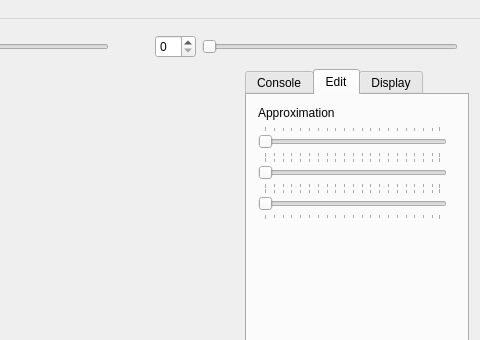
Qt form ZGeometry/ZGeometry.ui (sunyzm/ZGeometry) before a commit; both pictures show x 591 to 1071 and y 0 to 340 of the 1071 by 850 pixel window.
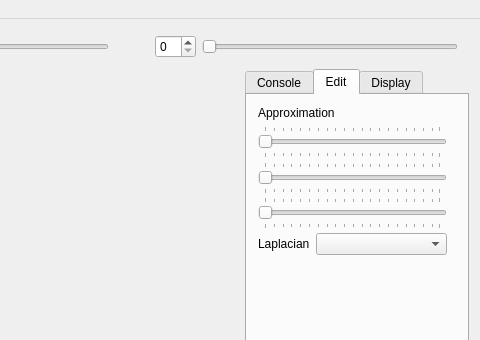
The same form after that commit. The open tabs and pages were chosen to show the change. Custom widgets are drawn as their Qt base class.

Patch:
```diff
--- a/ZGeometry/ZGeometry.ui
+++ b/ZGeometry/ZGeometry.ui
@@ -227,17 +227,19 @@
          <attribute name="title">
           <string>Edit</string>
          </attribute>
-         <widget class="QWidget" name="layoutWidgetEditTab">
+         <widget class="QWidget" name="">
           <property name="geometry">
            <rect>
             <x>0</x>
             <y>0</y>
             <width>211</width>
-            <height>130</height>
+            <height>171</height>
            </rect>
           </property>
           <layout class="QVBoxLayout" name="layoutEditTab">
            <item>
+            <layout class="QVBoxLayout" name="verticalLayout_3">
+             <item>
             <widget class="QLabel" name="labelApproximation">
              <property name="text">
               <string>Approximation</string>
@@ -320,16 +322,8 @@
             </widget>
            </item>
           </layout>
-         </widget>
-         <widget class="QWidget" name="layoutWidget">
-          <property name="geometry">
-           <rect>
-            <x>0</x>
-            <y>140</y>
-            <width>211</width>
-            <height>22</height>
-           </rect>
-          </property>
+           </item>
+           <item>
           <layout class="QHBoxLayout" name="horizontalLayout_2">
            <item>
             <widget class="QLabel" name="labelLaplacian">
@@ -349,13 +343,15 @@
             </widget>
            </item>
           </layout>
+           </item>
+          </layout>
          </widget>
         </widget>
         <widget class="QWidget" name="tabDisplay">
          <attribute name="title">
           <string>Display</string>
          </attribute>
-         <widget class="QWidget" name="layoutWidget">
+         <widget class="QWidget" name="layoutWidgetDisplayTab">
           <property name="geometry">
            <rect>
             <x>0</x>
@@ -364,7 +360,7 @@
             <height>161</height>
            </rect>
           </property>
-          <layout class="QVBoxLayout" name="verticalLayout_3">
+          <layout class="QVBoxLayout" name="layoutDisplayTab">
            <item>
             <layout class="QHBoxLayout" name="layoutPointSize">
              <item>
```
Left out of the diff: 2 changed lines with no effect on the pictures. Lines whose indentation alone changed are shown as unchanged.
